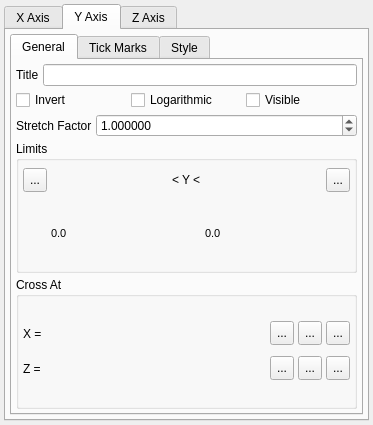
Old version of the form src/gui/axes.ui in the repository trisyoungs/uchroma.
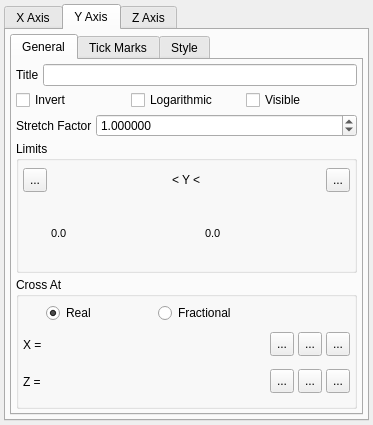
New version of the form. The open tabs and pages were chosen to show the change. Icons and pictures are not drawn. Custom widgets are drawn as their Qt base class.

What changed in the file:
```diff
--- a/src/gui/axes.ui
+++ b/src/gui/axes.ui
@@ -1388,7 +1388,7 @@
              <property name="title">
               <string>Cross At</string>
              </property>
-             <layout class="QVBoxLayout" name="verticalLayout_13">
+             <layout class="QHBoxLayout" name="horizontalLayout_2">
               <property name="spacing">
                <number>4</number>
               </property>
@@ -1400,7 +1400,123 @@
                 <property name="spacing">
                  <number>4</number>
                 </property>
-                <item row="0" column="0">
+                <item row="1" column="5">
+                 <widget class="QToolButton" name="AxisYPositionXSetMaximumButton">
+                  <property name="maximumSize">
+                   <size>
+                    <width>24</width>
+                    <height>24</height>
+                   </size>
+                  </property>
+                  <property name="toolTip">
+                   <string>Set to maximum source data value</string>
+                  </property>
+                  <property name="text">
+                   <string>...</string>
+                  </property>
+                  <property name="icon">
+                   <iconset resource="icons.qrc">
+                    <normaloff>:/uchroma/icons/torightlimit.svg</normaloff>:/uchroma/icons/torightlimit.svg</iconset>
+                  </property>
+                  <property name="iconSize">
+                   <size>
+                    <width>16</width>
+                    <height>16</height>
+                   </size>
+                  </property>
+                 </widget>
+                </item>
+                <item row="1" column="4">
+                 <widget class="QToolButton" name="AxisYPositionXSetZeroButton">
+                  <property name="maximumSize">
+                   <size>
+                    <width>24</width>
+                    <height>24</height>
+                   </size>
+                  </property>
+                  <property name="toolTip">
+                   <string>Set to zero</string>
+                  </property>
+                  <property name="text">
+                   <string>...</string>
+                  </property>
+                  <property name="icon">
+                   <iconset resource="icons.qrc">
+                    <normaloff>:/uchroma/icons/tozero.svg</normaloff>:/uchroma/icons/tozero.svg</iconset>
+                  </property>
+                  <property name="iconSize">
+                   <size>
+                    <width>16</width>
+                    <height>16</height>
+                   </size>
+                  </property>
+                 </widget>
+                </item>
+                <item row="1" column="1">
+                 <widget class="TExponentialSpin" name="AxisYPositionXRealSpin" native="true">
+                  <property name="sizePolicy">
+                   <sizepolicy hsizetype="Expanding" vsizetype="Fixed">
+                    <horstretch>0</horstretch>
+                    <verstretch>0</verstretch>
+                   </sizepolicy>
+                  </property>
+                  <property name="minimumSize">
+                   <size>
+                    <width>0</width>
+                    <height>31</height>
+                   </size>
+                  </property>
+                  <property name="toolTip">
+                   <string>X axis value at which the Y axis crosses</string>
+                  </property>
+                 </widget>
+                </item>
+                <item row="2" column="1">
+                 <widget class="TExponentialSpin" name="AxisYPositionZRealSpin" native="true">
+                  <property name="sizePolicy">
+                   <sizepolicy hsizetype="Expanding" vsizetype="Fixed">
+                    <horstretch>0</horstretch>
+                    <verstretch>0</verstretch>
+                   </sizepolicy>
+                  </property>
+                  <property name="minimumSize">
+                   <size>
+                    <width>0</width>
+                    <height>31</height>
+                   </size>
+                  </property>
+                  <property name="toolTip">
+                   <string>Z axis value at which the Y axis crosses</string>
+                  </property>
+                 </widget>
+                </item>
+                <item row="1" column="3">
+                 <widget class="QToolButton" name="AxisYPositionXSetMinimumButton">
+                  <property name="maximumSize">
+                   <size>
+                    <width>24</width>
+                    <height>24</height>
+                   </size>
+                  </property>
+                  <property name="toolTip">
+                   <string>Set to minimum source data value</string>
+                  </property>
+                  <property name="text">
+                   <string>...</string>
+                  </property>
+                  <property name="icon">
+                   <iconset resource="icons.qrc">
+                    <normaloff>:/uchroma/icons/toleftlimit.svg</normaloff>:/uchroma/icons/toleftlimit.svg</iconset>
+                  </property>
+                  <property name="iconSize">
+                   <size>
+                    <width>16</width>
+                    <height>16</height>
+                   </size>
+                  </property>
+                 </widget>
+                </item>
+                <item row="2" column="0">
                  <widget class="QLabel" name="label_8">
                   <property name="sizePolicy">
                    <sizepolicy hsizetype="Minimum" vsizetype="Preferred">
@@ -1409,26 +1525,7 @@
                    </sizepolicy>
                   </property>
                   <property name="text">
-                   <string>X =</string>
-                  </property>
-                 </widget>
-                </item>
-                <item row="0" column="1">
-                 <widget class="TExponentialSpin" name="AxisYCrossAtXSpin" native="true">
-                  <property name="sizePolicy">
-                   <sizepolicy hsizetype="Expanding" vsizetype="Fixed">
-                    <horstretch>0</horstretch>
-                    <verstretch>0</verstretch>
-                   </sizepolicy>
-                  </property>
-                  <property name="minimumSize">
-                   <size>
-                    <width>0</width>
-                    <height>31</height>
-                   </size>
-                  </property>
-                  <property name="toolTip">
-                   <string>Z axis value at which the X axis crosses</string>
+                   <string>Z =</string>
                   </property>
                  </widget>
                 </item>
@@ -1441,80 +1538,12 @@
                    </sizepolicy>
                   </property>
                   <property name="text">
-                   <string>Z =</string>
+                   <string>X =</string>
                   </property>
                  </widget>
                 </item>
-                <item row="1" column="1">
-                 <widget class="TExponentialSpin" name="AxisYCrossAtZSpin" native="true">
-                  <property name="sizePolicy">
-                   <sizepolicy hsizetype="Expanding" vsizetype="Fixed">
-                    <horstretch>0</horstretch>
-                    <verstretch>0</verstretch>
-                   </sizepolicy>
-                  </property>
-                  <property name="minimumSize">
-                   <size>
-                    <width>0</width>
-                    <height>31</height>
-                   </size>
-                  </property>
-                  <property name="toolTip">
-                   <string>Z axis value at which the Y axis crosses</string>
-                  </property>
-                 </widget>
-                </item>
-                <item row="0" column="5">
-                 <widget class="QToolButton" name="AxisYCrossAtXSetMaximumButton">
-                  <property name="maximumSize">
-                   <size>
-                    <width>24</width>
-                    <height>24</height>
-                   </size>
-                  </property>
-                  <property name="text">
-                   <string>...</string>
-                  </property>
-                  <property name="icon">
-                   <iconset resource="icons.qrc">
-                    <normaloff>:/uchroma/icons/torightlimit.svg</normaloff>:/uchroma/icons/torightlimit.svg</iconset>
-                  </property>
-                  <property name="iconSize">
-                   <size>
-                    <width>16</width>
-                    <height>16</height>
-                   </size>
-                  </property>
-                 </widget>
-                </item>
-                <item row="0" column="3">
-                 <widget class="QToolButton" name="AxisYCrossAtXSetZeroButton">
-                  <property name="maximumSize">
-                   <size>
-                    <width>24</width>
-                    <height>24</height>
-                   </size>
-                  </property>
-                  <property name="toolTip">
-                   <string>Set to zero</string>
-                  </property>
-                  <property name="text">
-                   <string>...</string>
-                  </property>
-                  <property name="icon">
-                   <iconset resource="icons.qrc">
-                    <normaloff>:/uchroma/icons/tozero.svg</normaloff>:/uchroma/icons/tozero.svg</iconset>
-                  </property>
-                  <property name="iconSize">
-                   <size>
-                    <width>16</width>
-                    <height>16</height>
-                   </size>
-                  </property>
-                 </widget>
-                </item>
-                <item row="0" column="2">
-                 <widget class="QToolButton" name="AxisYCrossAtXSetMinimumButton">
+                <item row="2" column="3">
+                 <widget class="QToolButton" name="AxisYPositionZSetMinimumButton">
                   <property name="maximumSize">
                    <size>
                     <width>24</width>
@@ -1539,78 +1568,110 @@
                   </property>
                  </widget>
                 </item>
+                <item row="2" column="4">
+                 <widget class="QToolButton" name="AxisYPositionZSetZeroButton">
+                  <property name="maximumSize">
+                   <size>
+                    <width>24</width>
+                    <height>24</height>
+                   </size>
+                  </property>
+                  <property name="toolTip">
+                   <string>Set to zero</string>
+                  </property>
+                  <property name="text">
+                   <string>...</string>
+                  </property>
+                  <property name="icon">
+                   <iconset resource="icons.qrc">
+                    <normaloff>:/uchroma/icons/tozero.svg</normaloff>:/uchroma/icons/tozero.svg</iconset>
+                  </property>
+                  <property name="iconSize">
+                   <size>
+                    <width>16</width>
+                    <height>16</height>
+                   </size>
+                  </property>
+                 </widget>
+                </item>
+                <item row="0" column="1">
+                 <widget class="QRadioButton" name="AxisYPositionRealRadio">
+                  <property name="text">
+                   <string>Real</string>
+                  </property>
+                  <property name="checked">
+                   <bool>true</bool>
+                  </property>
+                 </widget>
+                </item>
+                <item row="2" column="5">
+                 <widget class="QToolButton" name="AxisYPositionZSetMaximumButton">
+                  <property name="maximumSize">
+                   <size>
+                    <width>24</width>
+                    <height>24</height>
+                   </size>
+                  </property>
+                  <property name="toolTip">
+                   <string>Set to maximum source data value</string>
+                  </property>
+                  <property name="text">
+                   <string>...</string>
+                  </property>
+                  <property name="icon">
+                   <iconset resource="icons.qrc">
+                    <normaloff>:/uchroma/icons/torightlimit.svg</normaloff>:/uchroma/icons/torightlimit.svg</iconset>
+                  </property>
+                  <property name="iconSize">
+                   <size>
+                    <width>16</width>
+                    <height>16</height>
+                   </size>
+                  </property>
+                 </widget>
+                </item>
                 <item row="1" column="2">
-                 <widget class="QToolButton" name="AxisYCrossAtZSetMinimumButton">
-                  <property name="maximumSize">
+                 <widget class="TExponentialSpin" name="AxisYPositionXFractionalSpin" native="true">
+                  <property name="sizePolicy">
+                   <sizepolicy hsizetype="Expanding" vsizetype="Fixed">
+                    <horstretch>0</horstretch>
+                    <verstretch>0</verstretch>
+                   </sizepolicy>
+                  </property>
+                  <property name="minimumSize">
                    <size>
-                    <width>24</width>
-                    <height>24</height>
+                    <width>0</width>
+                    <height>31</height>
                    </size>
                   </property>
                   <property name="toolTip">
                    <string>Set to minimum source data value</string>
                   </property>
-                  <property name="text">
-                   <string>...</string>
-                  </property>
-                  <property name="icon">
-                   <iconset resource="icons.qrc">
-                    <normaloff>:/uchroma/icons/toleftlimit.svg</normaloff>:/uchroma/icons/toleftlimit.svg</iconset>
-                  </property>
-                  <property name="iconSize">
-                   <size>
-                    <width>16</width>
-                    <height>16</height>
-                   </size>
-                  </property>
                  </widget>
                 </item>
-                <item row="1" column="3">
-                 <widget class="QToolButton" name="AxisYCrossAtZSetZeroButton">
-                  <property name="maximumSize">
+                <item row="2" column="2">
+                 <widget class="TExponentialSpin" name="AxisYPositionZFractionalSpin" native="true">
+                  <property name="sizePolicy">
+                   <sizepolicy hsizetype="Expanding" vsizetype="Fixed">
+                    <horstretch>0</horstretch>
+                    <verstretch>0</verstretch>
+                   </sizepolicy>
+                  </property>
+                  <property name="minimumSize">
                    <size>
-                    <width>24</width>
-                    <height>24</height>
+                    <width>0</width>
+                    <height>31</height>
                    </size>
                   </property>
                   <property name="toolTip">
                    <string>Set to zero</string>
                   </property>
-                  <property name="text">
-                   <string>...</string>
-                  </property>
-                  <property name="icon">
-                   <iconset resource="icons.qrc">
-                    <normaloff>:/uchroma/icons/tozero.svg</normaloff>:/uchroma/icons/tozero.svg</iconset>
-                  </property>
-                  <property name="iconSize">
-                   <size>
-                    <width>16</width>
-                    <height>16</height>
-                   </size>
-                  </property>
                  </widget>
                 </item>
-                <item row="1" column="5">
-                 <widget class="QToolButton" name="AxisYCrossAtZSetMaximumButton">
-                  <property name="maximumSize">
-                   <size>
-                    <width>24</width>
-                    <height>24</height>
-                   </size>
-                  </property>
+                <item row="0" column="2">
+                 <widget class="QRadioButton" name="AxisYPositionFractionalRadio">
                   <property name="text">
-                   <string>...</string>
-                  </property>
-                  <property name="icon">
-                   <iconset resource="icons.qrc">
-                    <normaloff>:/uchroma/icons/torightlimit.svg</normaloff>:/uchroma/icons/torightlimit.svg</iconset>
-                  </property>
-                  <property name="iconSize">
-                   <size>
-                    <width>16</width>
-                    <height>16</height>
-                   </size>
+                   <string>Fractional</string>
                   </property>
                  </widget>
                 </item>
```
Left out of the diff: 654 changed lines with no effect on the pictures.
